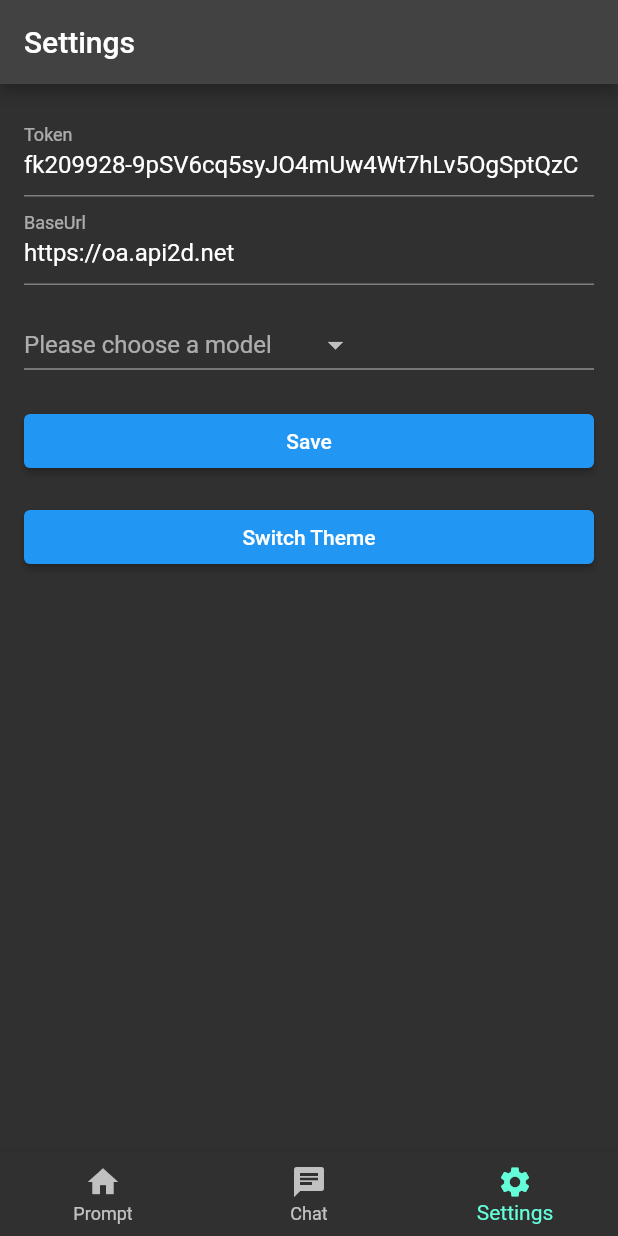
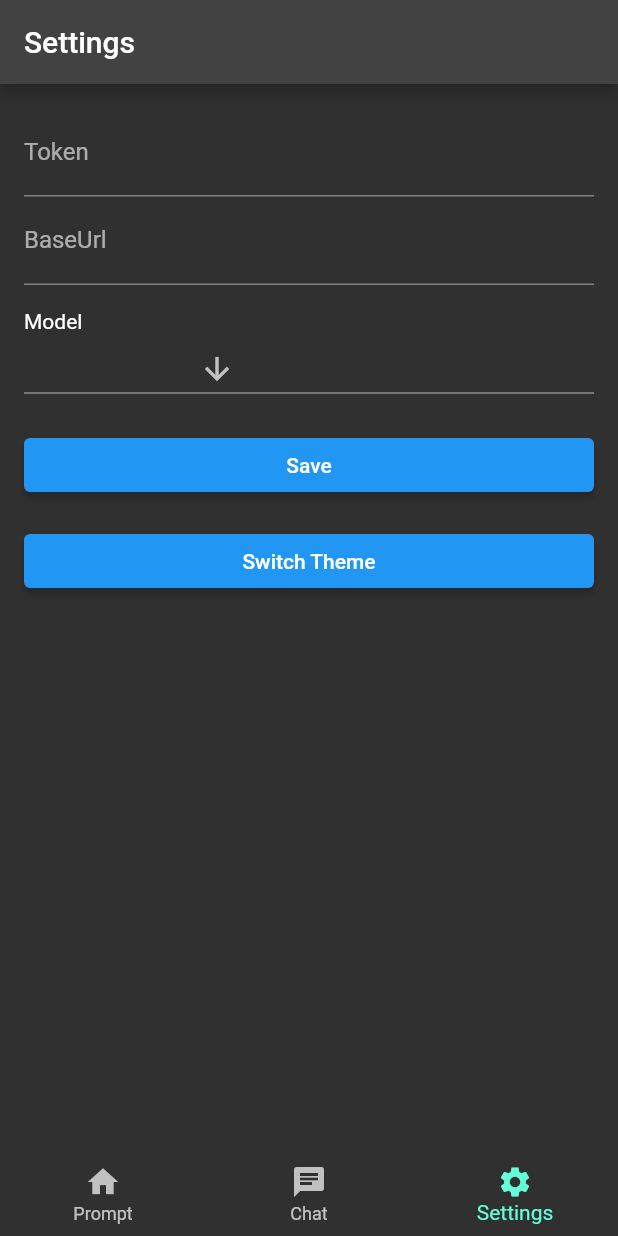
Before and after one commit to laohezi/chat_gpt_client, a Flutter app: the screen it shows after launch, item 3 of the bottom bar chosen, on a phone screen of 412 x 824 dp. Run offline on Flutter 3.47's test engine with Material 2 defaults, Android fonts, the phone set to English and light mode, and no system bars; our stand-ins replace get, get_storage; missing offline and left inert: dart_openai.

```diff
--- a/lib/TokenManager.dart
+++ b/lib/TokenManager.dart
@@ -1,7 +1,7 @@
 // Token 管理类
 import 'package:get_storage/get_storage.dart';
 import 'package:get/utils.dart';
-
+// please change SettingDataSource to Provider
 class SettingDataSource {
   static GetStorage storage = GetStorage();
 
--- a/lib/setting_page.dart
+++ b/lib/setting_page.dart
@@ -1,5 +1,6 @@
 import 'package:chat_gpt_client/Theme.dart';
 import 'package:flutter/material.dart';
+import 'package:get/get.dart';
 import 'package:provider/provider.dart';
 
 import 'TokenManager.dart';
@@ -12,8 +13,6 @@ class SettingPage extends StatelessWidget {
 
   @override
   Widget build(BuildContext context) {
-    _tokeTextController.text = SettingDataSource.readToken() ?? '';
-    _urlTextController.text = SettingDataSource.readUrl() ?? '';
     return Padding(
       padding: const EdgeInsets.all(16.0),
       child: Column(
@@ -58,29 +57,67 @@ class SettingPage extends StatelessWidget {
 }
 
 class ChatModel extends StatelessWidget {
+  @override
+  Widget build(BuildContext context) {
+    return GetBuilder<ChatModelController>(
+        init: ChatModelController(),
+        builder: (controller) {
+          return Column(
+            crossAxisAlignment: CrossAxisAlignment.stretch,
+            children: <Widget>[
+              Text("Model"),
+              DropdownButton(
+               value: controller.model,
+                icon: const Icon(Icons.arrow_downward),
+                iconSize: 24,
+                elevation: 16,
+                onChanged: (String? newValue) {
+                  controller.changeModel(newValue!);
+                },
+                items: SettingDataSource.getModelList()
+                    .map<DropdownMenuItem<String>>((String value) {
+                  return DropdownMenuItem<String>(
+                    value: value,
+                    child: Text(
+                      value,
+                      style: TextStyle(fontSize: 12),
+                    ),
+                  );
+                }).toList(),
+              ),
+            ],
+          );
+        });
+  }
+}
+
+class ChatModelController extends GetxController {
+  String token = "";
+  String url = "";
+  String model = "";
+
+
 
   @override
-  Widget build(BuildContext context) {
-    return DropdownButton(
-      hint: const Text("Please choose a model",
-        textAlign: TextAlign.center,
-      ),
-      //padding: const EdgeInsets.symmetric(horizontal: 20),
-      value: SettingDataSource.readModel(),
-      style: const TextStyle(color: Colors.green, fontSize: 16.0),
-      items: SettingDataSource.getModelList()
-          .map((e) => DropdownMenuItem(
-                  value: e,
-                  child: Padding(
-                    padding: const EdgeInsets.symmetric(horizontal: 20),
-                    child: Text(e),
-                  ),
-              ))
-          .toList(),
-      onChanged: (value) {
+  void onInit() {
+    // TODO: implement onInit
+    super.onInit();
+    token = SettingDataSource.readToken() ?? '';
+    url = SettingDataSource.readUrl() ?? '';
+    model = SettingDataSource.readModel() ?? '';
+  }
 
-       SettingDataSource.saveModel(value.toString());
-      },
-    );
+  void changeModel(String model) {
+    this.model = model;
+    update();
+    SettingDataSource.saveModel(model);
+  }
+
+  ChatModelController _getInstance() {
+    return ChatModelController._internal();
+  }
+
+  static _internal() {
+    return ChatModelController();
   }
 }
```
